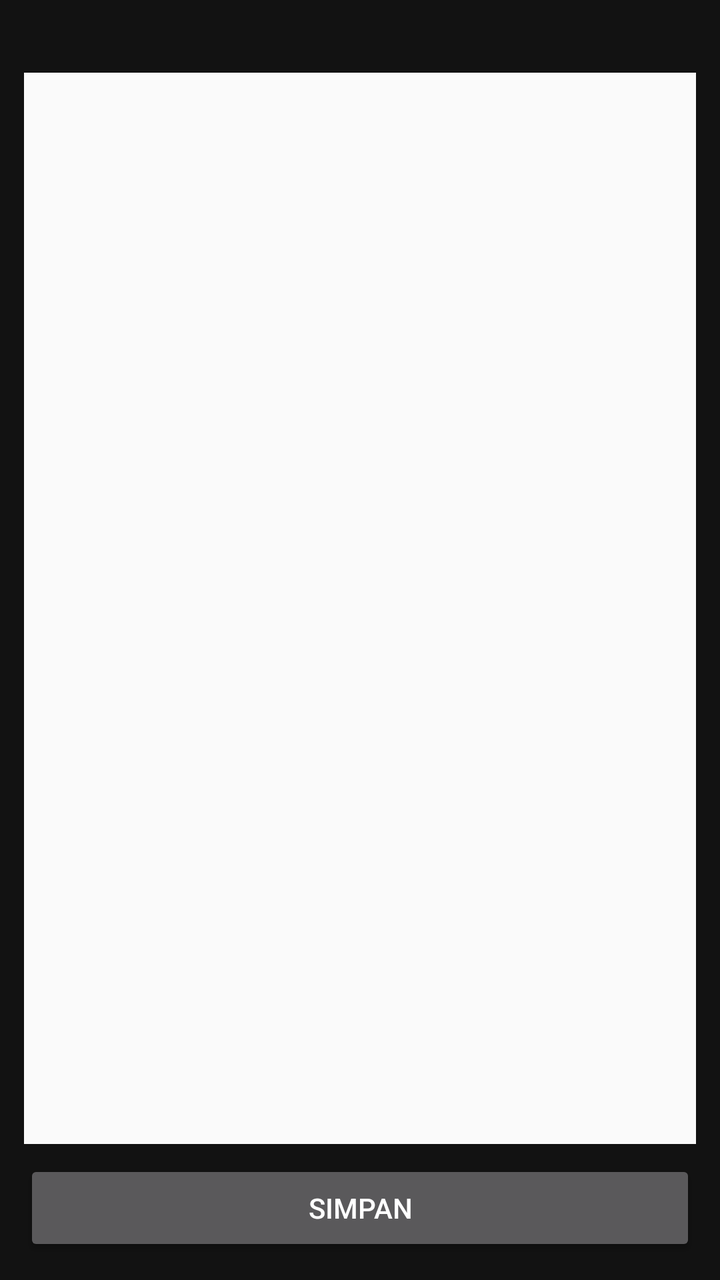
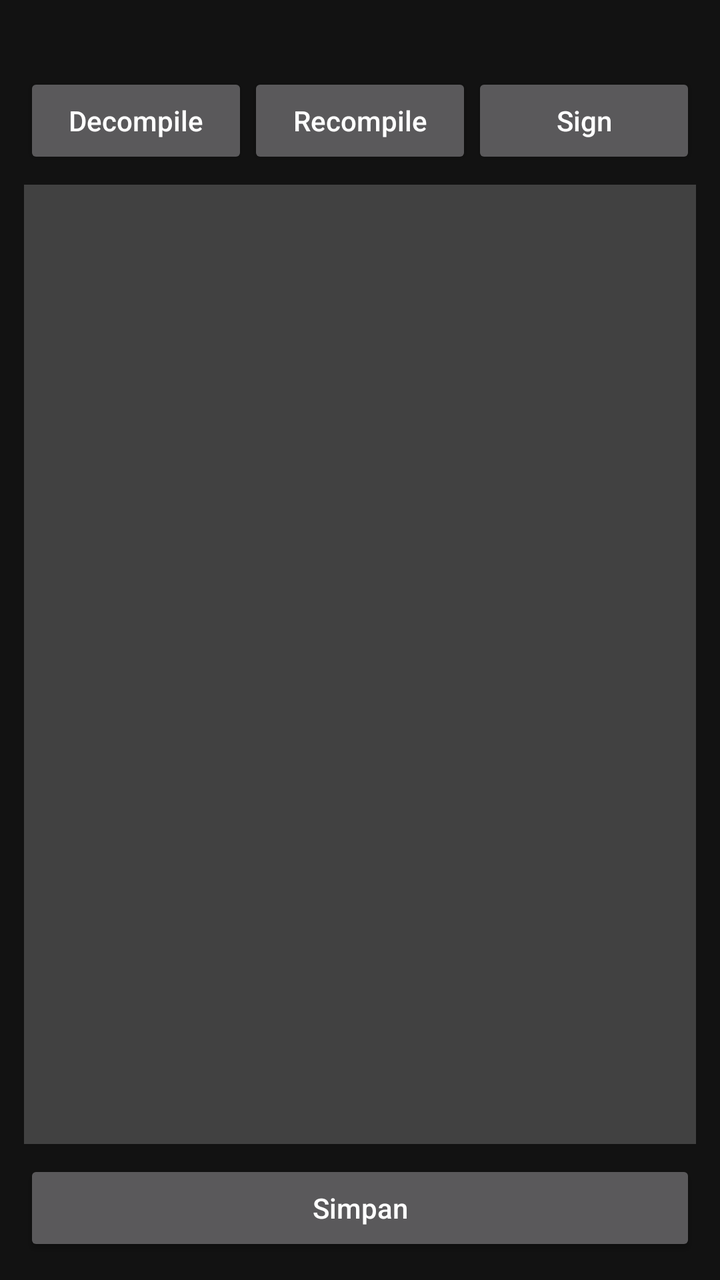

Screens rendered from an Android XML layout before and after an edit, with the pre-edit source and the edit as a unified diff.
<!-- AndroidManifest.xml: application theme Theme.APKEditor -->
<!-- res/layout/activity_editor.xml -->
<?xml version="1.0" encoding="utf-8"?>
<LinearLayout xmlns:android="http://schemas.android.com/apk/res/android"
    android:layout_width="match_parent" android:layout_height="match_parent"
    android:orientation="vertical" android:padding="12dp">
    <TextView android:id="@+id/tvPath"
        android:layout_width="match_parent" android:layout_height="wrap_content"
        android:textSize="12sp" android:textColor="#757575" />
    <EditText android:id="@+id/etContent"
        android:layout_width="match_parent" android:layout_height="0dp"
        android:layout_weight="1" android:layout_marginTop="8dp"
        android:fontFamily="monospace" android:textSize="11sp"
        android:gravity="top|start" android:inputType="textMultiLine"
        android:background="#FAFAFA" android:padding="8dp" />
    <Button android:id="@+id/btnSave"
        android:layout_width="match_parent" android:layout_height="wrap_content"
        android:text="Simpan" android:layout_marginTop="8dp" />
</LinearLayout>
<!-- resources referenced by this layout -->
<resources>
  <style name="Theme.APKEditor" parent="Theme.MaterialComponents.NoActionBar">
          <item name="colorPrimary">@color/primary</item>
          <item name="colorPrimaryDark">@color/primary_dark</item>
          <item name="colorAccent">@color/accent</item>
          <item name="android:windowBackground">@color/background</item>
          <item name="android:textColorPrimary">@color/text_primary</item>
          <item name="android:textColorSecondary">@color/text_secondary</item>
          <item name="android:statusBarColor" tools:targetApi="l">@color/primary_dark</item>
      </style>
  <color name="primary">#FF2196F3</color>
  <color name="primary_dark">#FF1976D2</color>
  <color name="accent">#FF03DAC6</color>
  <color name="background">#FF121212</color>
  <color name="text_primary">#FFFFFFFF</color>
  <color name="text_secondary">#FFB0B0B0</color>
</resources>

<!-- the commit's change to res/layout/activity_editor.xml (unified diff, before → after) -->
@@ -1,17 +1,42 @@
 <?xml version="1.0" encoding="utf-8"?>
-<LinearLayout xmlns:android="http://schemas.android.com/apk/res/android"
-    android:layout_width="match_parent" android:layout_height="match_parent"
-    android:orientation="vertical" android:padding="12dp">
-    <TextView android:id="@+id/tvPath"
-        android:layout_width="match_parent" android:layout_height="wrap_content"
-        android:textSize="12sp" android:textColor="#757575" />
-    <EditText android:id="@+id/etContent"
-        android:layout_width="match_parent" android:layout_height="0dp"
-        android:layout_weight="1" android:layout_marginTop="8dp"
-        android:fontFamily="monospace" android:textSize="11sp"
-        android:gravity="top|start" android:inputType="textMultiLine"
-        android:background="#FAFAFA" android:padding="8dp" />
-    <Button android:id="@+id/btnSave"
-        android:layout_width="match_parent" android:layout_height="wrap_content"
-        android:text="Simpan" android:layout_marginTop="8dp" />
-</LinearLayout>
+    <LinearLayout xmlns:android="http://schemas.android.com/apk/res/android"
+        android:layout_width="match_parent" android:layout_height="match_parent"
+        android:orientation="vertical" android:padding="12dp"
+        android:background="@color/background">
+
+        <TextView android:id="@+id/tvPath"
+            android:layout_width="match_parent" android:layout_height="wrap_content"
+            android:textSize="12sp" android:textColor="@color/text_secondary"
+            android:paddingBottom="8dp" />
+
+        <LinearLayout
+            android:layout_width="match_parent" android:layout_height="wrap_content"
+            android:orientation="horizontal">
+
+            <Button android:id="@+id/btnDecompile"
+                android:layout_width="0dp" android:layout_height="wrap_content"
+                android:layout_weight="1" android:text="Decompile"
+                android:textAllCaps="false" />
+            <Button android:id="@+id/btnRecompile"
+                android:layout_width="0dp" android:layout_height="wrap_content"
+                android:layout_weight="1" android:text="Recompile"
+                android:textAllCaps="false" />
+            <Button android:id="@+id/btnSign"
+                android:layout_width="0dp" android:layout_height="wrap_content"
+                android:layout_weight="1" android:text="Sign"
+                android:textAllCaps="false" />
+        </LinearLayout>
+
+        <EditText android:id="@+id/etContent"
+            android:layout_width="match_parent" android:layout_height="0dp"
+            android:layout_weight="1" android:layout_marginTop="8dp"
+            android:fontFamily="monospace" android:textSize="11sp"
+            android:gravity="top|start" android:inputType="textMultiLine"
+            android:background="#33FFFFFF" android:textColor="@color/text_primary"
+            android:padding="8dp" />
+
+        <Button android:id="@+id/btnSave"
+            android:layout_width="match_parent" android:layout_height="wrap_content"
+            android:text="Simpan" android:textAllCaps="false"
+            android:layout_marginTop="8dp" />
+    </LinearLayout>
<!-- resource entries referenced after the edit -->
@@ -1,5 +1,8 @@
 <!-- resources referenced by this layout -->
 <resources>
+  <color name="background">#FF121212</color>
+  <color name="text_primary">#FFFFFFFF</color>
+  <color name="text_secondary">#FFB0B0B0</color>
   <style name="Theme.APKEditor" parent="Theme.MaterialComponents.NoActionBar">
           <item name="colorPrimary">@color/primary</item>
           <item name="colorPrimaryDark">@color/primary_dark</item>
@@ -12,8 +15,5 @@
   <color name="primary">#FF2196F3</color>
   <color name="primary_dark">#FF1976D2</color>
   <color name="accent">#FF03DAC6</color>
-  <color name="background">#FF121212</color>
-  <color name="text_primary">#FFFFFFFF</color>
-  <color name="text_secondary">#FFB0B0B0</color>
 </resources>
 
